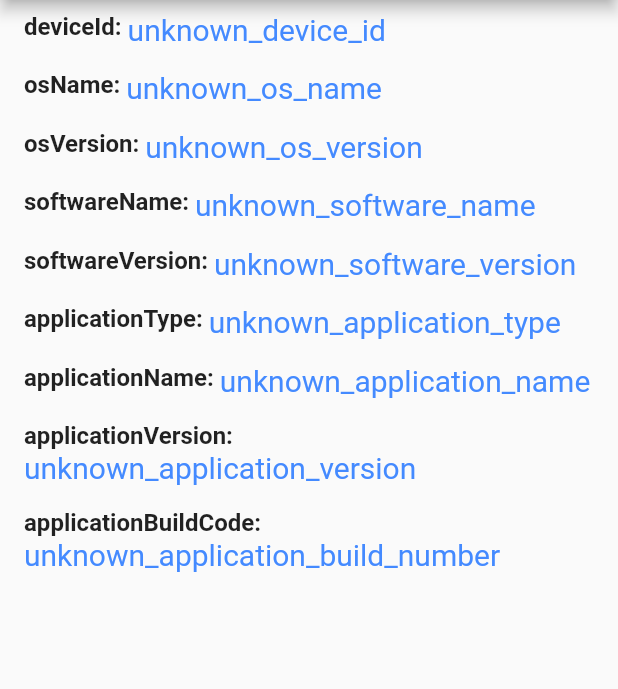
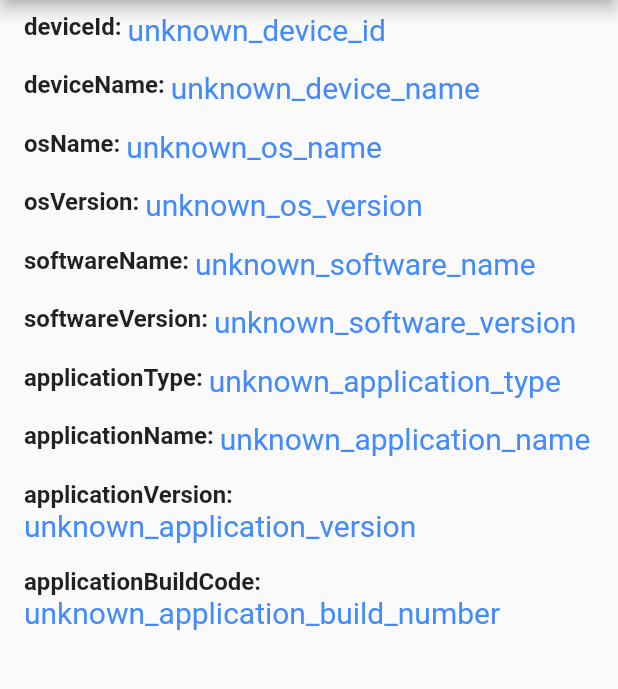
Before and after one commit to Kent1011/client_information, a Flutter app: the screen it shows after launch, on a phone screen of 412 x 824 dp, the part 84-773 px from its top. Run offline on Flutter 3.47's test engine with Material 2 defaults, Android fonts, the light colour scheme and no system bars; missing offline and left inert: dart:html, ulid.

Commit message:
change example code to support device id

```diff
--- a/example/lib/main.dart
+++ b/example/lib/main.dart
@@ -60,6 +60,8 @@ class _MyAppState extends State<MyApp> {
       children: [
         _generateRowData(
             'deviceId', _clientInfo.deviceId ?? 'unknown_device_id'),
+        _generateRowData(
+            'deviceName', _clientInfo.deviceName ?? 'unknown_device_name'),
         _generateRowData('osName', _clientInfo.osName ?? 'unknown_os_name'),
         _generateRowData(
             'osVersion', _clientInfo.osVersion ?? 'unknown_os_version'),
```
Also changed, not shown: 1 other file.
